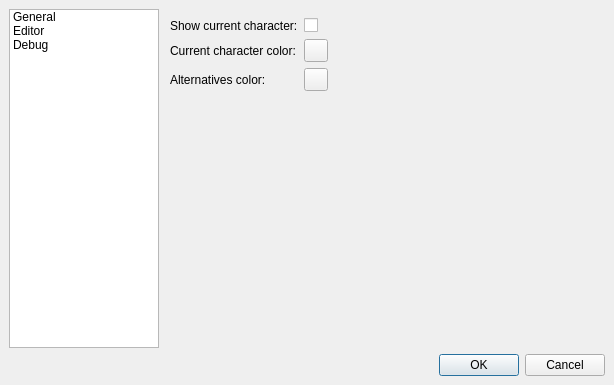
Above: gui/dialogs/settings.ui from uliss/quneiform before the change. Below: the same form after it.
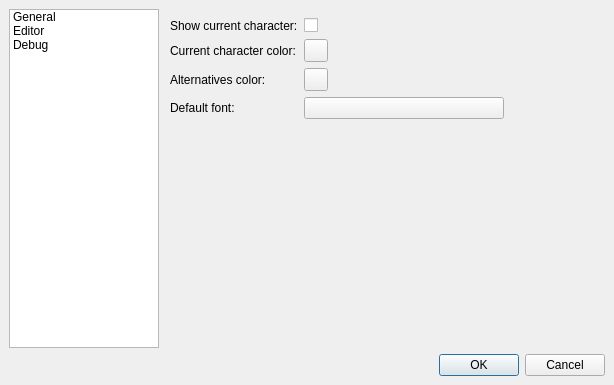
That is the form after the change. Icons and pictures are not drawn. Custom widgets are drawn as their Qt base class.

Commit message: FontDialog added in preferences

What changed in the file:
```diff
--- a/gui/dialogs/settings.ui
+++ b/gui/dialogs/settings.ui
@@ -152,6 +152,35 @@
              <item row="2" column="1">
               <widget class="ColorButton" name="alternativeColorButton"/>
              </item>
+             <item row="3" column="1">
+              <widget class="QPushButton" name="fontChoose">
+               <property name="sizePolicy">
+                <sizepolicy hsizetype="Minimum" vsizetype="Fixed">
+                 <horstretch>0</horstretch>
+                 <verstretch>0</verstretch>
+                </sizepolicy>
+               </property>
+               <property name="maximumSize">
+                <size>
+                 <width>200</width>
+                 <height>16777215</height>
+                </size>
+               </property>
+               <property name="text">
+                <string/>
+               </property>
+               <property name="flat">
+                <bool>false</bool>
+               </property>
+              </widget>
+             </item>
+             <item row="3" column="0">
+              <widget class="QLabel" name="fontChooseLabel">
+               <property name="text">
+                <string>Default font:</string>
+               </property>
+              </widget>
+             </item>
             </layout>
            </item>
           </layout>
```
Left out of the diff: 8 changed lines with no effect on the pictures. The commit also changes 3 other files.
